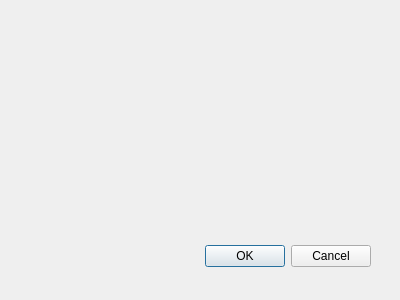
The window that Serial Port Example/Serial_Port_Example/dialog_0.ui (IvanZend/Learning-QT) describes before a commit, drawn with Qt 5.
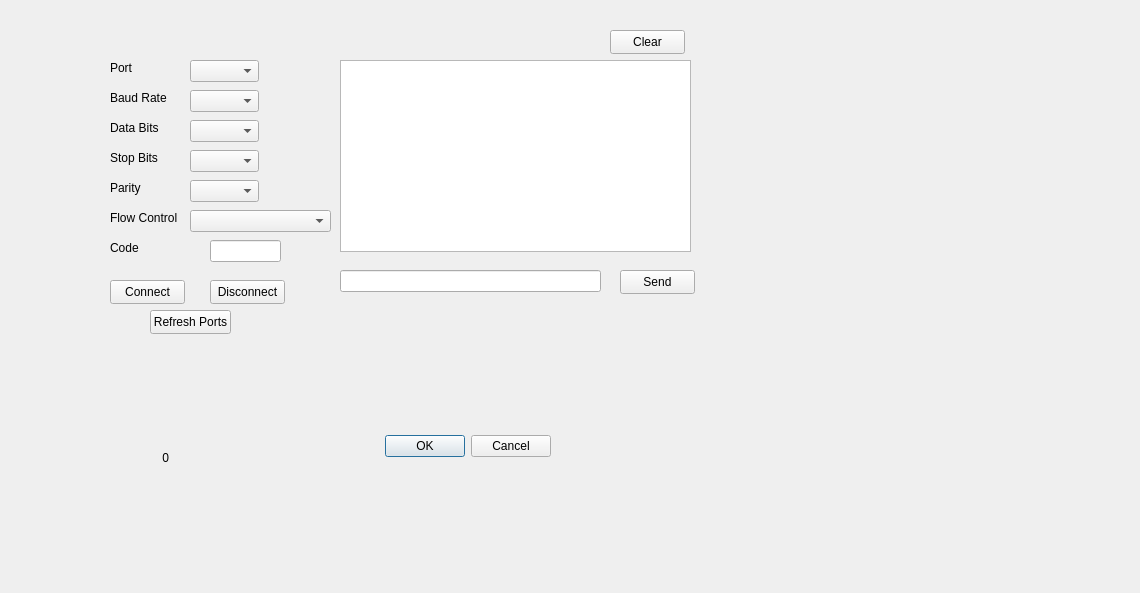
The same window after the commit.

Diff of the .ui file:
```diff
--- a/Serial Port Example/Serial_Port_Example/dialog_0.ui
+++ b/Serial Port Example/Serial_Port_Example/dialog_0.ui
@@ -8,8 +8,8 @@
    <rect>
     <x>0</x>
     <y>0</y>
-    <width>400</width>
-    <height>300</height>
+    <width>1140</width>
+    <height>593</height>
    </rect>
   </property>
   <property name="windowTitle">
@@ -18,8 +18,8 @@
   <widget class="QDialogButtonBox" name="buttonBox">
    <property name="geometry">
     <rect>
-     <x>30</x>
-     <y>240</y>
+     <x>210</x>
+     <y>430</y>
      <width>341</width>
      <height>32</height>
     </rect>
@@ -31,6 +31,277 @@
     <set>QDialogButtonBox::Cancel|QDialogButtonBox::Ok</set>
    </property>
   </widget>
+  <widget class="QLabel" name="label">
+   <property name="geometry">
+    <rect>
+     <x>110</x>
+     <y>60</y>
+     <width>49</width>
+     <height>16</height>
+    </rect>
+   </property>
+   <property name="text">
+    <string>Port</string>
+   </property>
+  </widget>
+  <widget class="QComboBox" name="comboBox">
+   <property name="geometry">
+    <rect>
+     <x>190</x>
+     <y>60</y>
+     <width>69</width>
+     <height>22</height>
+    </rect>
+   </property>
+  </widget>
+  <widget class="QComboBox" name="comboBox_4">
+   <property name="geometry">
+    <rect>
+     <x>190</x>
+     <y>150</y>
+     <width>69</width>
+     <height>22</height>
+    </rect>
+   </property>
+  </widget>
+  <widget class="QLabel" name="label_5">
+   <property name="geometry">
+    <rect>
+     <x>110</x>
+     <y>180</y>
+     <width>49</width>
+     <height>16</height>
+    </rect>
+   </property>
+   <property name="text">
+    <string>Parity</string>
+   </property>
+  </widget>
+  <widget class="QPushButton" name="pushButton_2">
+   <property name="geometry">
+    <rect>
+     <x>110</x>
+     <y>280</y>
+     <width>75</width>
+     <height>24</height>
+    </rect>
+   </property>
+   <property name="text">
+    <string>Connect</string>
+   </property>
+  </widget>
+  <widget class="QLabel" name="label_7">
+   <property name="geometry">
+    <rect>
+     <x>110</x>
+     <y>240</y>
+     <width>49</width>
+     <height>16</height>
+    </rect>
+   </property>
+   <property name="text">
+    <string>Code</string>
+   </property>
+  </widget>
+  <widget class="QPushButton" name="pushButton_4">
+   <property name="geometry">
+    <rect>
+     <x>150</x>
+     <y>310</y>
+     <width>81</width>
+     <height>24</height>
+    </rect>
+   </property>
+   <property name="text">
+    <string>Refresh Ports</string>
+   </property>
+  </widget>
+  <widget class="QComboBox" name="comboBox_3">
+   <property name="geometry">
+    <rect>
+     <x>190</x>
+     <y>120</y>
+     <width>69</width>
+     <height>22</height>
+    </rect>
+   </property>
+  </widget>
+  <widget class="QComboBox" name="comboBox_5">
+   <property name="geometry">
+    <rect>
+     <x>190</x>
+     <y>180</y>
+     <width>69</width>
+     <height>22</height>
+    </rect>
+   </property>
+  </widget>
+  <widget class="QPushButton" name="pushButton_5">
+   <property name="geometry">
+    <rect>
+     <x>610</x>
+     <y>30</y>
+     <width>75</width>
+     <height>24</height>
+    </rect>
+   </property>
+   <property name="text">
+    <string>Clear</string>
+   </property>
+  </widget>
+  <widget class="QPushButton" name="pushButton_3">
+   <property name="geometry">
+    <rect>
+     <x>210</x>
+     <y>280</y>
+     <width>75</width>
+     <height>24</height>
+    </rect>
+   </property>
+   <property name="text">
+    <string>Disconnect</string>
+   </property>
+  </widget>
+  <widget class="QLabel" name="label_6">
+   <property name="geometry">
+    <rect>
+     <x>110</x>
+     <y>210</y>
+     <width>81</width>
+     <height>16</height>
+    </rect>
+   </property>
+   <property name="text">
+    <string>Flow Control</string>
+   </property>
+  </widget>
+  <widget class="QComboBox" name="comboBox_6">
+   <property name="geometry">
+    <rect>
+     <x>190</x>
+     <y>210</y>
+     <width>141</width>
+     <height>22</height>
+    </rect>
+   </property>
+  </widget>
+  <widget class="QPushButton" name="pushButton">
+   <property name="geometry">
+    <rect>
+     <x>620</x>
+     <y>270</y>
+     <width>75</width>
+     <height>24</height>
+    </rect>
+   </property>
+   <property name="text">
+    <string>Send</string>
+   </property>
+  </widget>
+  <widget class="QLabel" name="label_4">
+   <property name="geometry">
+    <rect>
+     <x>110</x>
+     <y>150</y>
+     <width>49</width>
+     <height>16</height>
+    </rect>
+   </property>
+   <property name="text">
+    <string>Stop Bits</string>
+   </property>
+  </widget>
+  <widget class="QComboBox" name="comboBox_2">
+   <property name="geometry">
+    <rect>
+     <x>190</x>
+     <y>90</y>
+     <width>69</width>
+     <height>22</height>
+    </rect>
+   </property>
+  </widget>
+  <widget class="QLabel" name="label_2">
+   <property name="geometry">
+    <rect>
+     <x>110</x>
+     <y>90</y>
+     <width>61</width>
+     <height>16</height>
+    </rect>
+   </property>
+   <property name="text">
+    <string>Baud Rate</string>
+   </property>
+  </widget>
+  <widget class="QLabel" name="label_3">
+   <property name="geometry">
+    <rect>
+     <x>110</x>
+     <y>120</y>
+     <width>61</width>
+     <height>16</height>
+    </rect>
+   </property>
+   <property name="text">
+    <string>Data Bits</string>
+   </property>
+  </widget>
+  <widget class="QLineEdit" name="lineEdit_2">
+   <property name="geometry">
+    <rect>
+     <x>340</x>
+     <y>270</y>
+     <width>261</width>
+     <height>22</height>
+    </rect>
+   </property>
+  </widget>
+  <widget class="QLineEdit" name="lineEdit">
+   <property name="geometry">
+    <rect>
+     <x>210</x>
+     <y>240</y>
+     <width>71</width>
+     <height>22</height>
+    </rect>
+   </property>
+  </widget>
+  <widget class="QTextBrowser" name="textBrowser">
+   <property name="geometry">
+    <rect>
+     <x>340</x>
+     <y>60</y>
+     <width>351</width>
+     <height>192</height>
+    </rect>
+   </property>
+  </widget>
+  <widget class="QLabel" name="label_8">
+   <property name="geometry">
+    <rect>
+     <x>120</x>
+     <y>450</y>
+     <width>49</width>
+     <height>16</height>
+    </rect>
+   </property>
+   <property name="lineWidth">
+    <number>1</number>
+   </property>
+   <property name="text">
+    <string>0</string>
+   </property>
+   <property name="textFormat">
+    <enum>Qt::AutoText</enum>
+   </property>
+   <property name="scaledContents">
+    <bool>false</bool>
+   </property>
+   <property name="alignment">
+    <set>Qt::AlignRight|Qt::AlignTrailing|Qt::AlignVCenter</set>
+   </property>
+  </widget>
  </widget>
  <pixmapfunction/>
  <resources/>
```
Left out of the diff: 5 changed lines with no effect on the pictures.
